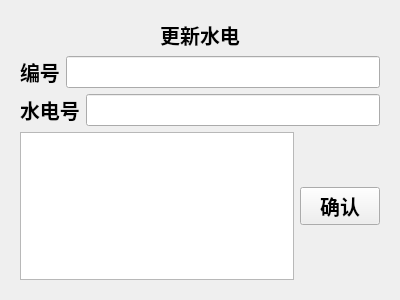
Before: the Qt Designer form ui/utilityManagement.ui in JGSU-SoftwareEngineering/UtilityManagementSystem, drawn with Qt 5.
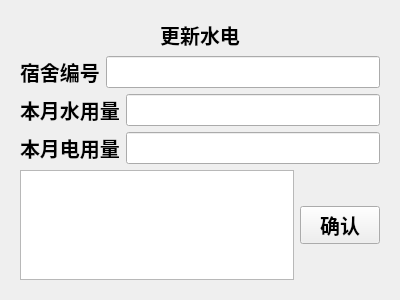
After: the same form once the commit is applied. Custom widgets are drawn as their Qt base class.

Commit message: 完成水电管理

The edit to the form file:
```diff
--- a/ui/utilityManagement.ui
+++ b/ui/utilityManagement.ui
@@ -16,8 +16,8 @@
   <layout class="QVBoxLayout" name="verticalLayout">
    <item>
     <widget class="QStackedWidget" name="stackedWidget">
-     <widget class="QWidget" name="pageOfAllocate">
-      <layout class="QVBoxLayout" name="verticalLayout_2" stretch="0,1,1,2">
+     <widget class="QWidget" name="pageOfUpdate">
+      <layout class="QVBoxLayout" name="verticalLayout_2" stretch="0,1,1,0,0,2">
        <item>
         <widget class="QLabel" name="label">
          <property name="font">
@@ -47,7 +47,7 @@
             </font>
            </property>
            <property name="text">
-            <string>编号</string>
+            <string>宿舍编号</string>
            </property>
           </widget>
          </item>
@@ -74,12 +74,42 @@
             </font>
            </property>
            <property name="text">
-            <string>水电号</string>
+            <string>本月水用量</string>
            </property>
           </widget>
          </item>
          <item>
-          <widget class="QLineEdit" name="didOfAllocation">
+          <widget class="QLineEdit" name="inputOfWater">
+           <property name="font">
+            <font>
+             <pointsize>15</pointsize>
+            </font>
+           </property>
+          </widget>
+         </item>
+        </layout>
+       </item>
+       <item>
+        <layout class="QHBoxLayout" name="horizontalLayout_4"/>
+       </item>
+       <item>
+        <layout class="QHBoxLayout" name="horizontalLayout_7">
+         <item>
+          <widget class="QLabel" name="label_4">
+           <property name="font">
+            <font>
+             <pointsize>15</pointsize>
+             <weight>75</weight>
+             <bold>true</bold>
+            </font>
+           </property>
+           <property name="text">
+            <string>本月电用量</string>
+           </property>
+          </widget>
+         </item>
+         <item>
+          <widget class="QLineEdit" name="inputOfElectricity">
            <property name="font">
             <font>
              <pointsize>15</pointsize>
```
Left out of the diff: 12 changed lines with no effect on the pictures. The commit also changes 13 other files.
